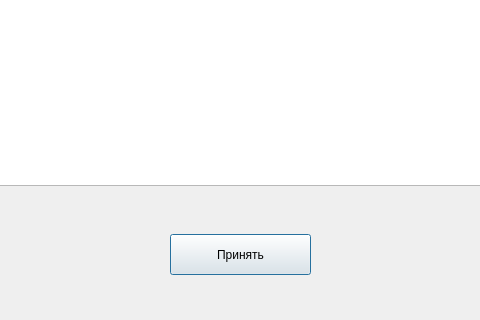
This is UI/patientVerdictWin.ui in Vittallya/MlApp as Qt 5 draws it before an edit; both pictures show x 90 to 570 and y 96 to 416 of the 663 by 416 pixel window. The edited form follows.
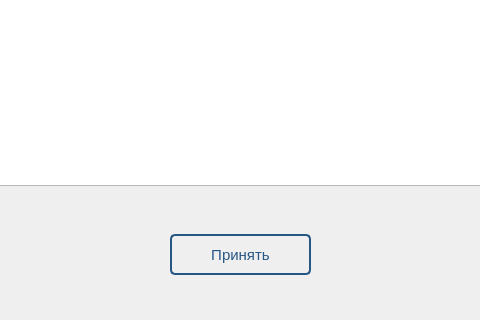
This is the edited form.

Diff of the .ui file:
```diff
--- a/UI/patientVerdictWin.ui
+++ b/UI/patientVerdictWin.ui
@@ -13,6 +13,9 @@
   <property name="windowTitle">
    <string>Вердикт</string>
   </property>
+  <property name="styleSheet">
+   <string notr="true">font: 9pt &quot;Trebuchet MS&quot;;</string>
+  </property>
   <widget class="QPushButton" name="bt_accept">
    <property name="geometry">
     <rect>
@@ -22,6 +25,21 @@
      <height>41</height>
     </rect>
    </property>
+   <property name="styleSheet">
+    <string notr="true">QPushButton{
+	border-radius: 5px;
+	font-size: 11pt;
+	background-color: transparent;
+	border: 2px solid rgb(38, 86, 131);
+	transition: all 1s ease-out;
+	color: rgb(38, 86, 131);
+}
+QPushButton:hover{
+background-color: rgb(38, 86, 131);
+color: white;
+}
+</string>
+   </property>
    <property name="text">
     <string>Принять</string>
    </property>
```
Left out of the diff: 3 changed lines with no effect on the pictures.
